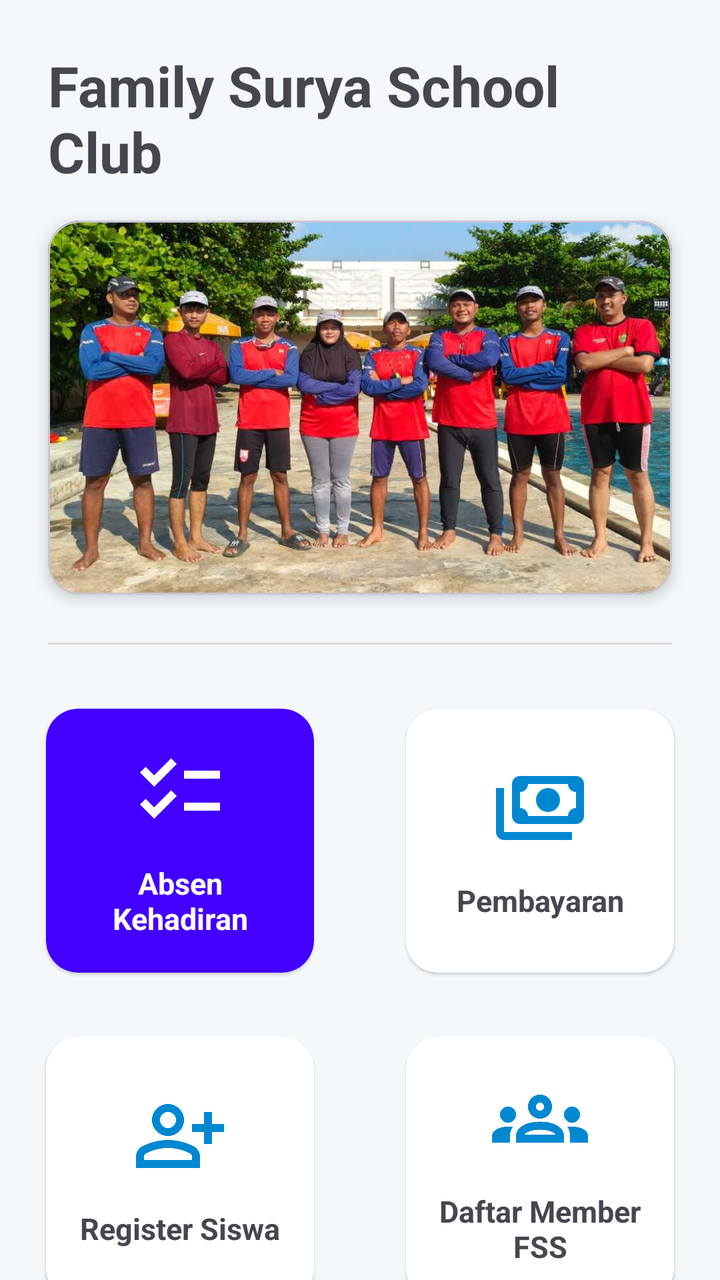
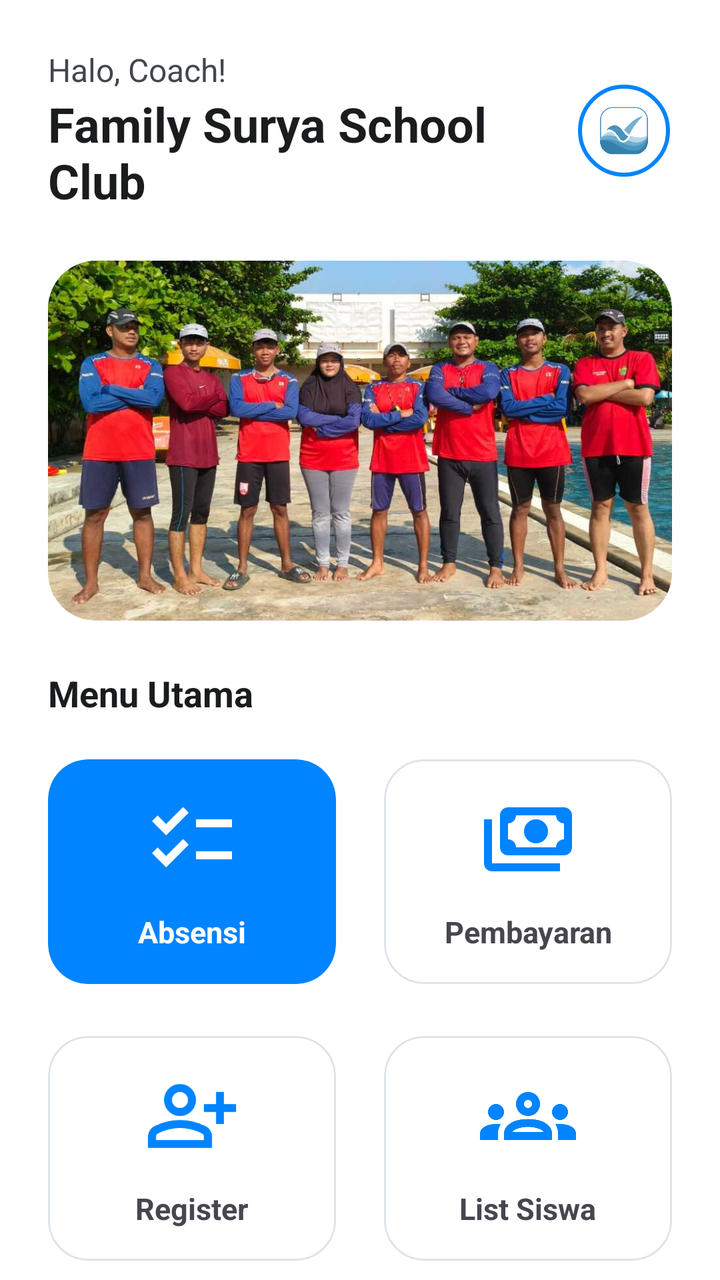

Two renders of the same Android screen: before a commit and after it. Below are the layout's source before the change and the commit's diff.
<!-- AndroidManifest.xml: application theme Theme.AbsenRenang -->
<!-- res/layout/activity_main.xml -->
<?xml version="1.0" encoding="utf-8"?>
<ScrollView xmlns:android="http://schemas.android.com/apk/res/android"
    xmlns:app="http://schemas.android.com/apk/res-auto"
    xmlns:tools="http://schemas.android.com/tools"
    android:layout_width="match_parent"
    android:layout_height="match_parent"
    android:background="#F4F8FB"
    android:scrollbars="none"
    android:fillViewport="true">

    <androidx.constraintlayout.widget.ConstraintLayout
        android:id="@+id/main"
        android:layout_width="match_parent"
        android:layout_height="wrap_content"
        tools:context=".ui.home.MainActivity">

        <TextView
            android:id="@+id/tvTitle"
            android:layout_width="0dp"
            android:layout_height="wrap_content"
            android:layout_marginStart="24dp"
            android:layout_marginTop="24dp"
            android:layout_marginEnd="24dp"
            android:text="Family Surya School Club"
            android:textSize="28sp"
            android:textStyle="bold"
            app:layout_constraintEnd_toEndOf="parent"
            app:layout_constraintStart_toStartOf="parent"
            app:layout_constraintTop_toTopOf="parent" />

        <com.google.android.material.card.MaterialCardView
            android:id="@+id/cardImageContainer"
            android:layout_width="0dp"
            android:layout_height="wrap_content"
            android:layout_marginStart="24dp"
            android:layout_marginTop="16dp"
            android:layout_marginEnd="24dp"
            app:cardCornerRadius="16dp"
            app:cardElevation="4dp"
            app:layout_constraintEnd_toEndOf="parent"
            app:layout_constraintStart_toStartOf="parent"
            app:layout_constraintTop_toBottomOf="@+id/tvTitle">

            <ImageView
                android:id="@+id/iv_fss_team"
                android:layout_width="match_parent"
                android:layout_height="wrap_content"
                android:adjustViewBounds="true"
                android:contentDescription="Foto Tim FSS"
                android:src="@drawable/fssteam" />

        </com.google.android.material.card.MaterialCardView>

        <View
            android:id="@+id/divider"
            android:layout_width="0dp"
            android:layout_height="1dp"
            android:layout_marginStart="24dp"
            android:layout_marginTop="24dp"
            android:layout_marginEnd="24dp"
            android:background="#DDDDDD"
            app:layout_constraintEnd_toEndOf="parent"
            app:layout_constraintStart_toStartOf="parent"
            app:layout_constraintTop_toBottomOf="@id/cardImageContainer" />

        <com.google.android.material.card.MaterialCardView
            android:id="@+id/cardAbsensi"
            style="@style/MainMenuCard"
            android:layout_marginTop="24dp"
            app:cardBackgroundColor="@color/sea_blue"
            app:layout_constraintEnd_toStartOf="@+id/cardPembayaran"
            app:layout_constraintStart_toStartOf="parent"
            app:layout_constraintTop_toBottomOf="@+id/divider">

            <LinearLayout style="@style/MainMenuContent">

                <ImageView
                    style="@style/MainMenuIcon"
                    android:src="@drawable/ic_attendance"
                    app:tint="@color/white"/>

                <TextView
                    style="@style/MainMenuText"
                    android:text="Absen Kehadiran"
                    android:textColor="@color/white"/>
            </LinearLayout>
        </com.google.android.material.card.MaterialCardView>

        <com.google.android.material.card.MaterialCardView
            android:id="@+id/cardPembayaran"
            style="@style/MainMenuCard"
            android:backgroundTint="@color/white"
            app:layout_constraintBottom_toBottomOf="@id/cardAbsensi"
            app:layout_constraintEnd_toEndOf="parent"
            app:layout_constraintStart_toEndOf="@+id/cardAbsensi"
            app:layout_constraintTop_toTopOf="@id/cardAbsensi">

            <LinearLayout style="@style/MainMenuContent">

                <ImageView
                    style="@style/MainMenuIcon"
                    android:src="@drawable/ic_payment" />

                <TextView
                    style="@style/MainMenuText"
                    android:text="Pembayaran" />
            </LinearLayout>
        </com.google.android.material.card.MaterialCardView>

        <com.google.android.material.card.MaterialCardView
            android:id="@+id/cardRegister"
            style="@style/MainMenuCard"
            android:layout_marginTop="16dp"
            android:backgroundTint="@color/white"
            app:layout_constraintEnd_toStartOf="@+id/cardListSiswa"
            app:layout_constraintStart_toStartOf="parent"
            app:layout_constraintTop_toBottomOf="@+id/cardAbsensi">

            <LinearLayout style="@style/MainMenuContent">

                <ImageView
                    style="@style/MainMenuIcon"
                    android:src="@drawable/ic_register" />

                <TextView
                    style="@style/MainMenuText"
                    android:text="Register Siswa" />
            </LinearLayout>
        </com.google.android.material.card.MaterialCardView>

        <com.google.android.material.card.MaterialCardView
            android:id="@+id/cardListSiswa"
            style="@style/MainMenuCard"
            android:backgroundTint="@color/white"
            app:layout_constraintBottom_toBottomOf="@id/cardRegister"
            app:layout_constraintEnd_toEndOf="parent"
            app:layout_constraintStart_toEndOf="@+id/cardRegister"
            app:layout_constraintTop_toTopOf="@id/cardRegister">

            <LinearLayout style="@style/MainMenuContent">

                <ImageView
                    style="@style/MainMenuIcon"
                    android:src="@drawable/ic_student_list" />

                <TextView
                    style="@style/MainMenuText"
                    android:text="Daftar Member FSS" />
            </LinearLayout>
        </com.google.android.material.card.MaterialCardView>

        <com.google.android.material.card.MaterialCardView
            android:id="@+id/cardFinancial"
            style="@style/MainMenuCard"
            android:layout_marginTop="16dp"
            android:backgroundTint="@color/white"
            app:layout_constraintEnd_toStartOf="@id/cardAttendanceReport"
            app:layout_constraintStart_toStartOf="parent"
            app:layout_constraintTop_toBottomOf="@+id/cardRegister">

            <LinearLayout style="@style/MainMenuContent">

                <ImageView
                    style="@style/MainMenuIcon"
                    android:src="@drawable/ic_finance" />

                <TextView
                    style="@style/MainMenuText"
                    android:text="Keuangan" />
            </LinearLayout>
        </com.google.android.material.card.MaterialCardView>

        <com.google.android.material.card.MaterialCardView
            android:id="@+id/cardAttendanceReport"
            style="@style/MainMenuCard"
            android:layout_marginTop="16dp"
            android:backgroundTint="@color/white"
            app:layout_constraintTop_toBottomOf="@+id/cardRegister"
            app:layout_constraintStart_toEndOf="@id/cardFinancial"
            app:layout_constraintEnd_toEndOf="parent">

            <LinearLayout style="@style/MainMenuContent">

                <ImageView
                    style="@style/MainMenuIcon"
                    android:src="@drawable/ic_attendance_report" />

                <TextView
                    style="@style/MainMenuText"
                    android:text="Laporan Kehadiran" />
            </LinearLayout>
        </com.google.android.material.card.MaterialCardView>


        <com.google.android.material.button.MaterialButton
            android:id="@+id/btnLogout"
            style="@style/Widget.Material3.Button.TextButton.Icon"
            android:layout_width="wrap_content"
            android:layout_height="wrap_content"
            android:layout_marginTop="16dp"
            android:text="Logout"
            android:textColor="#757575"
            app:icon="@drawable/ic_logout"
            app:iconTint="#757575"
            app:layout_constraintEnd_toEndOf="parent"
            app:layout_constraintStart_toStartOf="parent"
            app:layout_constraintTop_toBottomOf="@id/cardFinancial" />

        <TextView
            android:id="@+id/tvWatermark"
            android:layout_width="wrap_content"
            android:layout_height="wrap_content"
            android:layout_marginTop="8dp"
            android:layout_marginBottom="16dp"
            android:text="Created by Fairuz"
            android:textColor="#9E9E9E"
            android:textSize="12sp"
            app:layout_constraintBottom_toBottomOf="parent"
            app:layout_constraintEnd_toEndOf="parent"
            app:layout_constraintStart_toStartOf="parent"
            app:layout_constraintTop_toBottomOf="@id/btnLogout" />

    </androidx.constraintlayout.widget.ConstraintLayout>

</ScrollView>
<!-- resources referenced by this layout -->
<resources>
  <color name="sea_blue">#4300FF</color>
  <color name="white">#FFFFFFFF</color>
  <!-- drawable ic_logout (drawable) -->
  <vector xmlns:android="http://schemas.android.com/apk/res/android" android:autoMirrored="true" android:height="24dp" android:tint="#000000" android:viewportHeight="24" android:viewportWidth="24" android:width="24dp">
        
      <path android:fillColor="@android:color/white" android:pathData="M17,7l-1.41,1.41L18.17,11H8v2h10.17l-2.58,2.58L17,17l5,-5zM4,5h8V3H4c-1.1,0 -2,0.9 -2,2v14c0,1.1 0.9,2 2,2h8v-2H4V5z"/>
      
  </vector>
  <style name="MainMenuCard" parent="Widget.Material3.CardView.Elevated">
          <item name="android:layout_width">0dp</item>
          <item name="android:layout_height">0dp</item>
          <item name="android:layout_marginStart">16dp</item>
          <item name="android:layout_marginEnd">16dp</item>
          <item name="cardCornerRadius">16dp</item>
          <item name="cardUseCompatPadding">true</item>
          <item name="android:clickable">true</item>
          <item name="android:focusable">true</item>
          <item name="android:foreground">?android:attr/selectableItemBackground</item>
          <item name="layout_constraintDimensionRatio">1:1</item>
      </style>
  <style name="MainMenuContent">
          <item name="android:layout_width">match_parent</item>
          <item name="android:layout_height">match_parent</item>
          <item name="android:orientation">vertical</item>
          <item name="android:gravity">center</item>
          <item name="android:padding">16dp</item>
      </style>
  <style name="MainMenuIcon">
          <item name="android:layout_width">48dp</item>
          <item name="android:layout_height">48dp</item>
          <item name="tint">@color/primary_blue</item>
      </style>
  <style name="Theme.AbsenRenang" parent="Base.Theme.AbsenRenang" />
  <color name="primary_blue">#0288D1</color>
  <style name="Base.Theme.AbsenRenang" parent="Theme.Material3.Light.NoActionBar">
          <item name="colorPrimary">@color/primary_blue</item>
      </style>
  <!-- unchanged entries left out for length: 8 -->
</resources>

<!-- the commit's change to res/layout/activity_main.xml (unified diff, before → after) -->
@@ -1,225 +1,193 @@
 <?xml version="1.0" encoding="utf-8"?>
-<ScrollView xmlns:android="http://schemas.android.com/apk/res/android"
+<androidx.coordinatorlayout.widget.CoordinatorLayout xmlns:android="http://schemas.android.com/apk/res/android"
     xmlns:app="http://schemas.android.com/apk/res-auto"
     xmlns:tools="http://schemas.android.com/tools"
     android:layout_width="match_parent"
     android:layout_height="match_parent"
-    android:background="#F4F8FB"
-    android:scrollbars="none"
-    android:fillViewport="true">
+    android:fitsSystemWindows="true"
+    android:background="@color/background">
 
-    <androidx.constraintlayout.widget.ConstraintLayout
-        android:id="@+id/main"
+    <com.google.android.material.appbar.AppBarLayout
         android:layout_width="match_parent"
         android:layout_height="wrap_content"
-        tools:context=".ui.home.MainActivity">
+        android:background="@color/white"
+        app:elevation="0dp"
+        app:liftOnScroll="false">
 
-        <TextView
-            android:id="@+id/tvTitle"
-            android:layout_width="0dp"
+        <androidx.constraintlayout.widget.ConstraintLayout
+            android:layout_width="match_parent"
             android:layout_height="wrap_content"
-            android:layout_marginStart="24dp"
-            android:layout_marginTop="24dp"
-            android:layout_marginEnd="24dp"
-            android:text="Family Surya School Club"
-            android:textSize="28sp"
-            android:textStyle="bold"
-            app:layout_constraintEnd_toEndOf="parent"
-            app:layout_constraintStart_toStartOf="parent"
-            app:layout_constraintTop_toTopOf="parent" />
+            android:padding="24dp">
 
-        <com.google.android.material.card.MaterialCardView
-            android:id="@+id/cardImageContainer"
-            android:layout_width="0dp"
+            <TextView
+                android:id="@+id/tvGreeting"
+                android:layout_width="wrap_content"
+                android:layout_height="wrap_content"
+                android:text="Halo, Coach!"
+                android:textColor="@color/text_secondary"
+                android:textSize="16sp"
+                app:layout_constraintStart_toStartOf="parent"
+                app:layout_constraintTop_toTopOf="parent" />
+
+            <TextView
+                android:id="@+id/tvTitle"
+                android:layout_width="0dp"
+                android:layout_height="wrap_content"
+                android:text="Family Surya School Club"
+                android:textColor="@color/text_primary"
+                android:textSize="24sp"
+                android:textStyle="bold"
+                app:layout_constraintEnd_toStartOf="@id/ivProfile"
+                app:layout_constraintStart_toStartOf="parent"
+                app:layout_constraintTop_toBottomOf="@id/tvGreeting" />
+
+            <com.google.android.material.imageview.ShapeableImageView
+                android:id="@+id/ivProfile"
+                android:layout_width="48dp"
+                android:layout_height="48dp"
+                android:padding="2dp"
+                android:src="@drawable/logo_renang"
+                app:layout_constraintBottom_toBottomOf="@id/tvTitle"
+                app:layout_constraintEnd_toEndOf="parent"
+                app:layout_constraintTop_toTopOf="@id/tvGreeting"
+                app:shapeAppearanceOverlay="@style/ShapeAppearance.Material3.Corner.Full"
+                app:strokeColor="@color/primary_blue"
+                app:strokeWidth="2dp" />
+
+        </androidx.constraintlayout.widget.ConstraintLayout>
+    </com.google.android.material.appbar.AppBarLayout>
+
+    <androidx.core.widget.NestedScrollView
+        android:layout_width="match_parent"
+        android:layout_height="match_parent"
+        app:layout_behavior="@string/appbar_scrolling_view_behavior">
+
+        <androidx.constraintlayout.widget.ConstraintLayout
+            android:layout_width="match_parent"
             android:layout_height="wrap_content"
-            android:layout_marginStart="24dp"
-            android:layout_marginTop="16dp"
-            android:layout_marginEnd="24dp"
-            app:cardCornerRadius="16dp"
-            app:cardElevation="4dp"
-            app:layout_constraintEnd_toEndOf="parent"
-            app:layout_constraintStart_toStartOf="parent"
-            app:layout_constraintTop_toBottomOf="@+id/tvTitle">
+            android:paddingBottom="24dp">
 
-            <ImageView
-                android:id="@+id/iv_fss_team"
-                android:layout_width="match_parent"
-                android:layout_height="wrap_content"
-                android:adjustViewBounds="true"
-                android:contentDescription="Foto Tim FSS"
-                android:src="@drawable/fssteam" />
-
-        </com.google.android.material.card.MaterialCardView>
-
-        <View
-            android:id="@+id/divider"
-            android:layout_width="0dp"
-            android:layout_height="1dp"
-            android:layout_marginStart="24dp"
-            android:layout_marginTop="24dp"
-            android:layout_marginEnd="24dp"
-            android:background="#DDDDDD"
-            app:layout_constraintEnd_toEndOf="parent"
-            app:layout_constraintStart_toStartOf="parent"
-            app:layout_constraintTop_toBottomOf="@id/cardImageContainer" />
-
-        <com.google.android.material.card.MaterialCardView
-            android:id="@+id/cardAbsensi"
-            style="@style/MainMenuCard"
-            android:layout_marginTop="24dp"
-            app:cardBackgroundColor="@color/sea_blue"
-            app:layout_constraintEnd_toStartOf="@+id/cardPembayaran"
-            app:layout_constraintStart_toStartOf="parent"
-            app:layout_constraintTop_toBottomOf="@+id/divider">
-
-            <LinearLayout style="@style/MainMenuContent">
+            <com.google.android.material.card.MaterialCardView
+                android:id="@+id/cardImageContainer"
+                android:layout_width="0dp"
+                android:layout_height="180dp"
+                android:layout_marginHorizontal="24dp"
+                app:cardCornerRadius="24dp"
+                app:cardElevation="0dp"
+                app:layout_constraintEnd_toEndOf="parent"
+                app:layout_constraintStart_toStartOf="parent"
+                app:layout_constraintTop_toTopOf="parent"
+                app:strokeWidth="0dp">
 
                 <ImageView
-                    style="@style/MainMenuIcon"
-                    android:src="@drawable/ic_attendance"
-                    app:tint="@color/white"/>
+                    android:id="@+id/iv_fss_team"
+                    android:layout_width="match_parent"
+                    android:layout_height="match_parent"
+                    android:scaleType="centerCrop"
+                    android:src="@drawable/fssteam" />
 
-                <TextView
-                    style="@style/MainMenuText"
-                    android:text="Absen Kehadiran"
-                    android:textColor="@color/white"/>
-            </LinearLayout>
-        </com.google.android.material.card.MaterialCardView>
+            </com.google.android.material.card.MaterialCardView>
 
-        <com.google.android.material.card.MaterialCardView
-            android:id="@+id/cardPembayaran"
-            style="@style/MainMenuCard"
-            android:backgroundTint="@color/white"
-            app:layout_constraintBottom_toBottomOf="@id/cardAbsensi"
-            app:layout_constraintEnd_toEndOf="parent"
-            app:layout_constraintStart_toEndOf="@+id/cardAbsensi"
-            app:layout_constraintTop_toTopOf="@id/cardAbsensi">
+            <TextView
+                android:id="@+id/tvMenuHeader"
+                android:layout_width="wrap_content"
+                android:layout_height="wrap_content"
+                android:layout_marginStart="24dp"
+                android:layout_marginTop="24dp"
+                android:text="Menu Utama"
+                android:textColor="@color/text_primary"
+                android:textSize="18sp"
+                android:textStyle="bold"
+                app:layout_constraintStart_toStartOf="parent"
+                app:layout_constraintTop_toBottomOf="@id/cardImageContainer" />
 
-            <LinearLayout style="@style/MainMenuContent">
+            <androidx.constraintlayout.helper.widget.Flow
+                android:id="@+id/menuFlow"
+                android:layout_width="0dp"
+                android:layout_height="wrap_content"
+                android:layout_marginHorizontal="16dp"
+                android:layout_marginTop="12dp"
+                app:constraint_referenced_ids="cardAbsensi,cardPembayaran,cardRegister,cardListSiswa,cardFinancial,cardAttendanceReport,cardSettings"
+                app:flow_horizontalGap="8dp"
+                app:flow_maxElementsWrap="2"
+                app:flow_verticalGap="8dp"
+                app:flow_wrapMode="aligned"
+                app:layout_constraintEnd_toEndOf="parent"
+                app:layout_constraintStart_toStartOf="parent"
+                app:layout_constraintTop_toBottomOf="@id/tvMenuHeader" />
 
-                <ImageView
-                    style="@style/MainMenuIcon"
-                    android:src="@drawable/ic_payment" />
+            
+            <com.google.android.material.card.MaterialCardView
+                android:id="@+id/cardAbsensi"
+                style="@style/MainMenuCard"
+                app:cardBackgroundColor="@color/primary_blue"
+                app:strokeWidth="0dp">
+                <LinearLayout style="@style/MainMenuContent">
+                    <ImageView style="@style/MainMenuIcon" android:src="@drawable/ic_attendance" app:tint="@color/white"/>
+                    <TextView style="@style/MainMenuText" android:text="Absensi" android:textColor="@color/white"/>
+                </LinearLayout>
+            </com.google.android.material.card.MaterialCardView>
 
-                <TextView
-                    style="@style/MainMenuText"
-                    android:text="Pembayaran" />
-            </LinearLayout>
-        </com.google.android.material.card.MaterialCardView>
+            <com.google.android.material.card.MaterialCardView
+                android:id="@+id/cardPembayaran"
+                style="@style/MainMenuCard"
+                >
+                <LinearLayout style="@style/MainMenuContent">
+                    <ImageView style="@style/MainMenuIcon" android:src="@drawable/ic_payment" />
+                    <TextView style="@style/MainMenuText" android:text="Pembayaran" />
+                </LinearLayout>
+            </com.google.android.material.card.MaterialCardView>
 
-        <com.google.android.material.card.MaterialCardView
-            android:id="@+id/cardRegister"
-            style="@style/MainMenuCard"
-            android:layout_marginTop="16dp"
-            android:backgroundTint="@color/white"
-            app:layout_constraintEnd_toStartOf="@+id/cardListSiswa"
-            app:layout_constraintStart_toStartOf="parent"
-            app:layout_constraintTop_toBottomOf="@+id/cardAbsensi">
+            <com.google.android.material.card.MaterialCardView
+                android:id="@+id/cardRegister"
+                style="@style/MainMenuCard"
+                >
+                <LinearLayout style="@style/MainMenuContent">
+                    <ImageView style="@style/MainMenuIcon" android:src="@drawable/ic_register" />
+                    <TextView style="@style/MainMenuText" android:text="Register" />
+                </LinearLayout>
+            </com.google.android.material.card.MaterialCardView>
 
-            <LinearLayout style="@style/MainMenuContent">
+            <com.google.android.material.card.MaterialCardView
+                android:id="@+id/cardListSiswa"
+                style="@style/MainMenuCard"
+                >
+                <LinearLayout style="@style/MainMenuContent">
+                    <ImageView style="@style/MainMenuIcon" android:src="@drawable/ic_student_list" />
+                    <TextView style="@style/MainMenuText" android:text="List Siswa" />
+                </LinearLayout>
+            </com.google.android.material.card.MaterialCardView>
 
-                <ImageView
-                    style="@style/MainMenuIcon"
-                    android:src="@drawable/ic_register" />
+            <com.google.android.material.card.MaterialCardView
+                android:id="@+id/cardFinancial"
+                style="@style/MainMenuCard"
+                >
+                <LinearLayout style="@style/MainMenuContent">
+                    <ImageView style="@style/MainMenuIcon" android:src="@drawable/ic_finance" />
+                    <TextView style="@style/MainMenuText" android:text="Keuangan" />
+                </LinearLayout>
+            </com.google.android.material.card.MaterialCardView>
 
-                <TextView
-                    style="@style/MainMenuText"
-                    android:text="Register Siswa" />
-            </LinearLayout>
-        </com.google.android.material.card.MaterialCardView>
+            <com.google.android.material.card.MaterialCardView
+                android:id="@+id/cardAttendanceReport"
+                style="@style/MainMenuCard"
+                >
+                <LinearLayout style="@style/MainMenuContent">
+                    <ImageView style="@style/MainMenuIcon" android:src="@drawable/ic_attendance_report" />
+                    <TextView style="@style/MainMenuText" android:text="Laporan" />
+                </LinearLayout>
+            </com.google.android.material.card.MaterialCardView>
 
-        <com.google.android.material.card.MaterialCardView
-            android:id="@+id/cardListSiswa"
-            style="@style/MainMenuCard"
-            android:backgroundTint="@color/white"
-            app:layout_constraintBottom_toBottomOf="@id/cardRegister"
-            app:layout_constraintEnd_toEndOf="parent"
-            app:layout_constraintStart_toEndOf="@+id/cardRegister"
-            app:layout_constraintTop_toTopOf="@id/cardRegister">
+            <com.google.android.material.card.MaterialCardView
+                android:id="@+id/cardSettings"
+                style="@style/MainMenuCard">
+                <LinearLayout style="@style/MainMenuContent">
+                    <ImageView style="@style/MainMenuIcon" android:src="@drawable/ic_settings" />
+                    <TextView style="@style/MainMenuText" android:text="Pengaturan" />
+                </LinearLayout>
+            </com.google.android.material.card.MaterialCardView>
 
-            <LinearLayout style="@style/MainMenuContent">
+        </androidx.constraintlayout.widget.ConstraintLayout>
+    </androidx.core.widget.NestedScrollView>
 
-                <ImageView
-                    style="@style/MainMenuIcon"
-                    android:src="@drawable/ic_student_list" />
-
-                <TextView
-                    style="@style/MainMenuText"
-                    android:text="Daftar Member FSS" />
-            </LinearLayout>
-        </com.google.android.material.card.MaterialCardView>
-
-        <com.google.android.material.card.MaterialCardView
-            android:id="@+id/cardFinancial"
-            style="@style/MainMenuCard"
-            android:layout_marginTop="16dp"
-            android:backgroundTint="@color/white"
-            app:layout_constraintEnd_toStartOf="@id/cardAttendanceReport"
-            app:layout_constraintStart_toStartOf="parent"
-            app:layout_constraintTop_toBottomOf="@+id/cardRegister">
-
-            <LinearLayout style="@style/MainMenuContent">
-
-                <ImageView
-                    style="@style/MainMenuIcon"
-                    android:src="@drawable/ic_finance" />
-
-                <TextView
-                    style="@style/MainMenuText"
-                    android:text="Keuangan" />
-            </LinearLayout>
-        </com.google.android.material.card.MaterialCardView>
-
-        <com.google.android.material.card.MaterialCardView
-            android:id="@+id/cardAttendanceReport"
-            style="@style/MainMenuCard"
-            android:layout_marginTop="16dp"
-            android:backgroundTint="@color/white"
-            app:layout_constraintTop_toBottomOf="@+id/cardRegister"
-            app:layout_constraintStart_toEndOf="@id/cardFinancial"
-            app:layout_constraintEnd_toEndOf="parent">
-
-            <LinearLayout style="@style/MainMenuContent">
-
-                <ImageView
-                    style="@style/MainMenuIcon"
-                    android:src="@drawable/ic_attendance_report" />
-
-                <TextView
-                    style="@style/MainMenuText"
-                    android:text="Laporan Kehadiran" />
-            </LinearLayout>
-        </com.google.android.material.card.MaterialCardView>
-
-
-        <com.google.android.material.button.MaterialButton
-            android:id="@+id/btnLogout"
-            style="@style/Widget.Material3.Button.TextButton.Icon"
-            android:layout_width="wrap_content"
-            android:layout_height="wrap_content"
-            android:layout_marginTop="16dp"
-            android:text="Logout"
-            android:textColor="#757575"
-            app:icon="@drawable/ic_logout"
-            app:iconTint="#757575"
-            app:layout_constraintEnd_toEndOf="parent"
-            app:layout_constraintStart_toStartOf="parent"
-            app:layout_constraintTop_toBottomOf="@id/cardFinancial" />
-
-        <TextView
-            android:id="@+id/tvWatermark"
-            android:layout_width="wrap_content"
-            android:layout_height="wrap_content"
-            android:layout_marginTop="8dp"
-            android:layout_marginBottom="16dp"
-            android:text="Created by Fairuz"
-            android:textColor="#9E9E9E"
-            android:textSize="12sp"
-            app:layout_constraintBottom_toBottomOf="parent"
-            app:layout_constraintEnd_toEndOf="parent"
-            app:layout_constraintStart_toStartOf="parent"
-            app:layout_constraintTop_toBottomOf="@id/btnLogout" />
-
-    </androidx.constraintlayout.widget.ConstraintLayout>
-
-</ScrollView>
+</androidx.coordinatorlayout.widget.CoordinatorLayout>
<!-- resource entries referenced after the edit -->
@@ -1,24 +1,30 @@
 <!-- resources referenced by this layout -->
 <resources>
-  <color name="sea_blue">#4300FF</color>
+  <color name="background">#FFFFFF</color>
   <color name="white">#FFFFFFFF</color>
-  <!-- drawable ic_logout (drawable) -->
-  <vector xmlns:android="http://schemas.android.com/apk/res/android" android:autoMirrored="true" android:height="24dp" android:tint="#000000" android:viewportHeight="24" android:viewportWidth="24" android:width="24dp">
-        
-      <path android:fillColor="@android:color/white" android:pathData="M17,7l-1.41,1.41L18.17,11H8v2h10.17l-2.58,2.58L17,17l5,-5zM4,5h8V3H4c-1.1,0 -2,0.9 -2,2v14c0,1.1 0.9,2 2,2h8v-2H4V5z"/>
-      
+  <!-- drawable ic_settings (drawable) -->
+  <vector xmlns:android="http://schemas.android.com/apk/res/android"
+      android:width="24dp"
+      android:height="24dp"
+      android:viewportWidth="24"
+      android:viewportHeight="24">
+      <path
+          android:fillColor="@color/black"
+          android:pathData="M19.14,12.94c0.04,-0.3 0.06,-0.61 0.06,-0.94c0,-0.32 -0.02,-0.64 -0.07,-0.94l2.03,-1.58c0.18,-0.14 0.23,-0.41 0.12,-0.61l-1.92,-3.32c-0.12,-0.22 -0.37,-0.29 -0.59,-0.22l-2.39,0.96c-0.5,-0.38 -1.03,-0.7 -1.62,-0.94L14.4,2.81c-0.04,-0.24 -0.24,-0.41 -0.48,-0.41h-3.84c-0.24,0 -0.43,0.17 -0.47,0.41l-0.36,2.54c-0.59,0.24 -1.13,0.57 -1.62,0.94L5.24,5.33c-0.22,-0.07 -0.47,0 -0.59,0.22L2.74,8.87C2.62,9.08 2.66,9.34 2.84,9.48l2.03,1.58C4.82,11.36 4.8,11.68 4.8,12c0,0.32 0.02,0.64 0.07,0.94l-2.03,1.58c-0.18,0.14 -0.23,0.41 -0.12,0.61l1.92,3.32c0.12,0.22 0.37,0.29 0.59,0.22l2.39,-0.96c0.5,0.38 1.03,0.7 1.62,0.94l0.36,2.54c0.05,0.24 0.24,0.41 0.48,0.41h3.84c0.24,0 0.44,-0.17 0.47,-0.41l0.36,-2.54c0.59,-0.24 1.13,-0.56 1.62,-0.94l2.39,0.96c0.22,0.07 0.47,0 0.59,-0.22l1.92,-3.32c0.12,-0.22 0.07,-0.47 -0.12,-0.61L19.14,12.94zM12,15.6c-1.98,0 -3.6,-1.62 -3.6,-3.6s1.62,-3.6 3.6,-3.6s3.6,1.62 3.6,3.6S13.98,15.6 12,15.6z" />
   </vector>
-  <style name="MainMenuCard" parent="Widget.Material3.CardView.Elevated">
+  <!-- drawable logo_renang: png bitmap (drawable, 78729 bytes) -->
+  <style name="MainMenuCard" parent="Widget.Material3.CardView.Filled">
           <item name="android:layout_width">0dp</item>
-          <item name="android:layout_height">0dp</item>
-          <item name="android:layout_marginStart">16dp</item>
-          <item name="android:layout_marginEnd">16dp</item>
-          <item name="cardCornerRadius">16dp</item>
+          <item name="android:layout_height">wrap_content</item>
+          <item name="cardBackgroundColor">@color/white</item>
+          <item name="cardCornerRadius">20dp</item>
+          <item name="cardElevation">0dp</item>
           <item name="cardUseCompatPadding">true</item>
           <item name="android:clickable">true</item>
           <item name="android:focusable">true</item>
           <item name="android:foreground">?android:attr/selectableItemBackground</item>
-          <item name="layout_constraintDimensionRatio">1:1</item>
+          <item name="strokeWidth">1dp</item>
+          <item name="strokeColor">@color/divider</item>
       </style>
   <style name="MainMenuContent">
           <item name="android:layout_width">match_parent</item>
@@ -33,9 +39,29 @@
           <item name="tint">@color/primary_blue</item>
       </style>
   <style name="Theme.AbsenRenang" parent="Base.Theme.AbsenRenang" />
-  <color name="primary_blue">#0288D1</color>
+  <color name="black">#FF000000</color>
+  <color name="divider">#DEE3EB</color>
+  <color name="primary_blue">#0084FF</color>
+  <color name="text_primary">#1A1C1E</color>
+  <color name="text_secondary">#42474E</color>
   <style name="Base.Theme.AbsenRenang" parent="Theme.Material3.Light.NoActionBar">
           <item name="colorPrimary">@color/primary_blue</item>
+          <item name="colorSurface">@color/white</item>
+          <item name="colorSurfaceVariant">@color/white</item>
+          <item name="colorSurfaceContainer">@color/white</item>
+          <item name="android:colorBackground">@color/background</item>
+  
+          
+          <item name="colorSecondary">@color/primary_blue</item>
+          <item name="colorTertiary">@color/primary_blue</item>
+          <item name="materialAlertDialogTheme">@style/Theme.App.AlertDialog</item>
+      </style>
+  <style name="Theme.App.AlertDialog" parent="ThemeOverlay.Material3.MaterialAlertDialog">
+          <item name="colorSurface">@color/white</item>
+          <item name="colorSurfaceVariant">@color/white</item>
+          <item name="colorSurfaceContainerHigh">@color/white</item>
+          <item name="colorSurfaceContainerHighest">@color/white</item>
+          <item name="android:backgroundTint">@color/white</item>
       </style>
   <!-- unchanged entries left out for length: 8 -->
 </resources>
